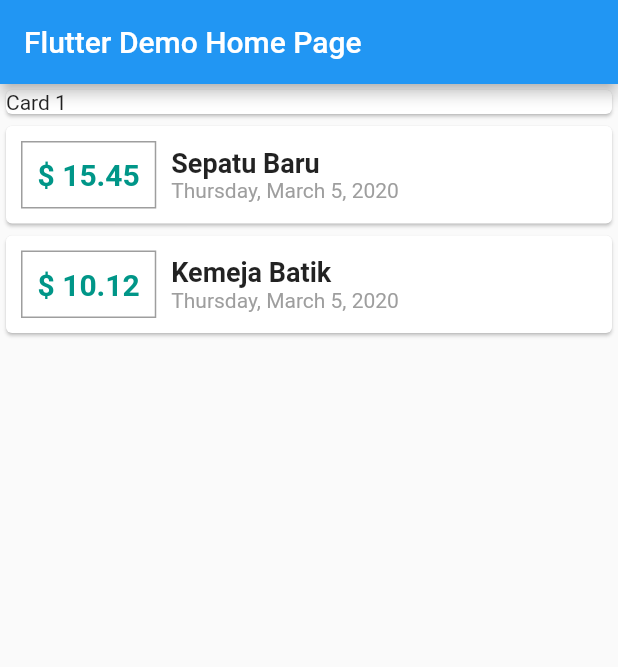
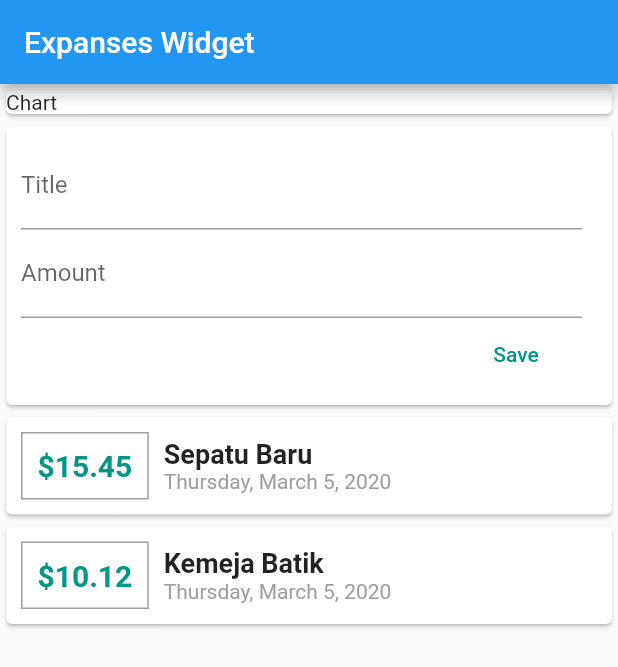
Before and after one commit to lemanfoetra/flutter-expanse, a Flutter app: the screen it shows after launch, on a phone screen of 412 x 824 dp. Shown: the top 667 px of the screen. Run offline on Flutter 3.47's test engine with Material 2 defaults, Android fonts, the phone set to English and light mode, and no system bars.

Commit message:
Spiting Widget -> Connectiong & Managing Data State -> Add Transaction

```diff
--- a/lib/main.dart
+++ b/lib/main.dart
@@ -1,7 +1,6 @@
+import './widgets/transaction.dart';
 import 'package:flutter/material.dart';
-import 'package:intl/intl.dart';
 
-import './transaction.dart';
 
 void main() => runApp(MyApp());
 
@@ -14,91 +13,35 @@ class MyApp extends StatelessWidget {
       theme: ThemeData(
         primarySwatch: Colors.blue,
       ),
-      home: MyHomePage(title: 'Flutter Demo Home Page'),
+      home: Home(),
     );
   }
 }
 
-class MyHomePage extends StatefulWidget {
-  MyHomePage({Key key, this.title}) : super(key: key);
 
-  // This widget is the home page of your application. It is stateful, meaning
-  // that it has a State object (defined below) that contains fields that affect
-  // how it looks.
+class Home extends StatelessWidget {
 
-  // This class is the configuration for the state. It holds the values (in this
-  // case the title) provided by the parent (in this case the App widget) and
-  // used by the build method of the State. Fields in a Widget subclass are
-  // always marked "final".
-
-  final String title;
-
-  @override
-  _MyHomePageState createState() => _MyHomePageState();
-}
-
-class _MyHomePageState extends State<MyHomePage> {
-  List<Transaction> transactions = [
-    Transaction(
-        id: 't1', title: 'Sepatu Baru', amount: 15.45, date: DateTime.now()),
-    Transaction(
-        id: 't2', title: 'Kemeja Batik', amount: 10.12, date: DateTime.now()),
-  ];
 
   @override
   Widget build(BuildContext context) {
     return Scaffold(
-        appBar: AppBar(
-          title: Text(widget.title),
-        ),
-        body: Column(
+      appBar: AppBar(title: Text('Expanses Widget') ),
+      body: Column(
             crossAxisAlignment: CrossAxisAlignment.stretch,
             children: <Widget>[
+
               Container(
                 width: double.infinity,
                 child: Card(
-                  child: Text('Card 1'),
+                  child: Text('Chart'),
                 ),
               ),
-              Column(
-                children: transactions.map((trx) {
-                  return Card(
-                    child: Row(
-                      children: <Widget>[
-                        Container(
-                          margin: EdgeInsets.symmetric(
-                              vertical: 10, horizontal: 10),
-                          child: Text(
-                            '\$ ${trx.amount}',
-                            style: TextStyle(
-                              fontWeight: FontWeight.bold,
-                              color: Colors.teal,
-                              fontSize: 20,
-                            ),
-                          ),
-                          decoration: BoxDecoration(
-                              border: Border.all(color: Colors.grey, width: 1)),
-                          padding: EdgeInsets.all(10),
-                        ),
-                        Column(
-                          crossAxisAlignment: CrossAxisAlignment.start,
-                          children: <Widget>[
-                            Text(
-                              trx.title,
-                              style: TextStyle(
-                                  fontSize: 18, fontWeight: FontWeight.bold),
-                            ),
-                            Text(
-                              DateFormat.yMMMMEEEEd().format(trx.date), // yMMMMEEEEd() adalah spesial constructor
-                              style: TextStyle(color: Colors.grey),
-                            ),
-                          ],
-                        ),
-                      ],
-                    ),
-                  );
-                }).toList(),
-              ),
-            ]));
+
+              Transaction(),
+
+            ]
+          )
+
+    );
   }
 }
--- a/lib/transaction.dart
+++ b/lib/models/transaction_model.dart
@@ -1,10 +1,10 @@
 import 'package:flutter/foundation.dart';
 
-class Transaction {
+class TransactionModel {
   final String id;
   final String title;
   final double amount;
   final DateTime date;
 
-  Transaction({@required this.id, @required this.title, @required this.amount, @required this.date});
+  TransactionModel({@required this.id, @required this.title, @required this.amount, @required this.date});
 }
--- /dev/null
+++ b/lib/widgets/add_transaction.dart
@@ -0,0 +1,41 @@
+import 'package:flutter/material.dart';
+
+class AddTransaction extends StatelessWidget {
+
+
+  final Function addFunction;
+
+  final title = TextEditingController();
+  final amount = TextEditingController();
+
+  AddTransaction({this.addFunction});
+
+  @override
+  Widget build(BuildContext context) {
+    return Card(
+      child: Container(
+        padding: EdgeInsets.only(top: 10, right: 20, bottom: 10, left: 10),
+        child: Column(
+          crossAxisAlignment: CrossAxisAlignment.end,
+          children: <Widget>[
+            TextField(
+              decoration: InputDecoration(labelText: 'Title'),
+              controller: title,
+            ),
+            TextField(
+              decoration: InputDecoration(labelText: 'Amount'),
+              controller: amount,
+            ),
+            FlatButton(
+              onPressed: () {
+                addFunction(title.text,double.parse(amount.text));
+              },
+              child: Text('Save'),
+              textColor: Colors.teal,
+            ),
+          ],
+        ),
+      ),
+    );
+  }
+}
--- /dev/null
+++ b/lib/widgets/transaction.dart
@@ -0,0 +1,44 @@
+import '../models/transaction_model.dart';
+import './add_transaction.dart';
+import './transaction_list.dart';
+import 'package:flutter/material.dart';
+
+class Transaction extends StatefulWidget {
+  @override
+  _TransactionState createState() => _TransactionState();
+}
+
+class _TransactionState extends State<Transaction> {
+  final List<TransactionModel> transactions = [
+    TransactionModel(
+        id: 't1', title: 'Sepatu Baru', amount: 15.45, date: DateTime.now()),
+    TransactionModel(
+        id: 't2', title: 'Kemeja Batik', amount: 10.12, date: DateTime.now()),
+  ];
+
+  void addTransaction(String titleAdd, double amountAdd) {
+    final addTrx = TransactionModel(
+        id: DateTime.now().toString(),
+        title: titleAdd,
+        amount: amountAdd,
+        date: DateTime.now());
+
+    setState(() {
+      transactions.add(addTrx);
+    });
+  }
+
+  @override
+  Widget build(BuildContext context) {
+    return Column(
+      children: <Widget>[
+        AddTransaction(
+          addFunction: addTransaction
+        ),
+        TransactionList(
+          transactions: transactions,
+        ),
+      ],
+    );
+  }
+}
--- /dev/null
+++ b/lib/widgets/transaction_list.dart
@@ -0,0 +1,52 @@
+import '../models/transaction_model.dart';
+import 'package:flutter/material.dart';
+import 'package:intl/intl.dart';
+
+class TransactionList extends StatelessWidget {
+
+  final List<TransactionModel> transactions;
+
+  TransactionList({this.transactions});
+
+  @override
+  Widget build(BuildContext context) {
+    return Column(
+      children: transactions.map((trx) {
+        return Card(
+          child: Row(
+            children: <Widget>[
+              Container(
+                margin: EdgeInsets.symmetric(vertical: 10, horizontal: 10),
+                child: Text(
+                  '\$${trx.amount}',
+                  style: TextStyle(
+                    fontWeight: FontWeight.bold,
+                    color: Colors.teal,
+                    fontSize: 20,
+                  ),
+                ),
+                decoration: BoxDecoration(
+                    border: Border.all(color: Colors.grey, width: 1)),
+                padding: EdgeInsets.all(10),
+              ),
+              Column(
+                crossAxisAlignment: CrossAxisAlignment.start,
+                children: <Widget>[
+                  Text(
+                    trx.title,
+                    style: TextStyle(fontSize: 18, fontWeight: FontWeight.bold),
+                  ),
+                  Text(
+                    DateFormat.yMMMMEEEEd().format(
+                        trx.date), // yMMMMEEEEd() adalah spesial constructor
+                    style: TextStyle(color: Colors.grey),
+                  ),
+                ],
+              ),
+            ],
+          ),
+        );
+      }).toList(),
+    );
+  }
+}
```
